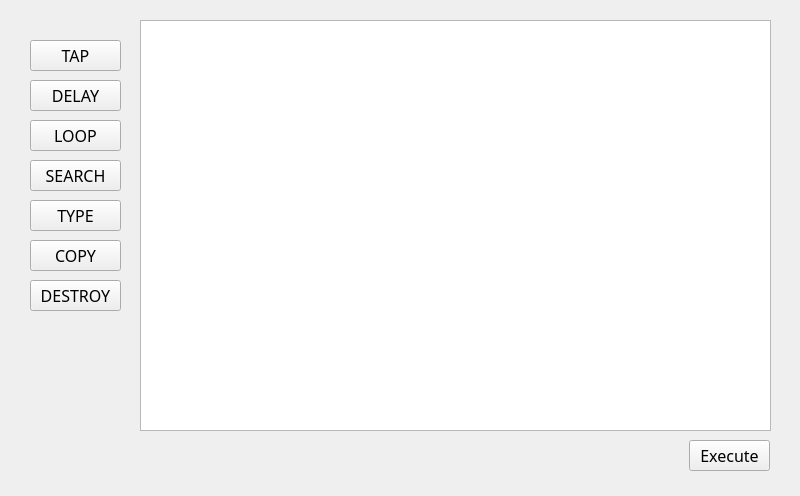
Old version of the form mainwindow.ui in the repository Kushalshakya/Macro.
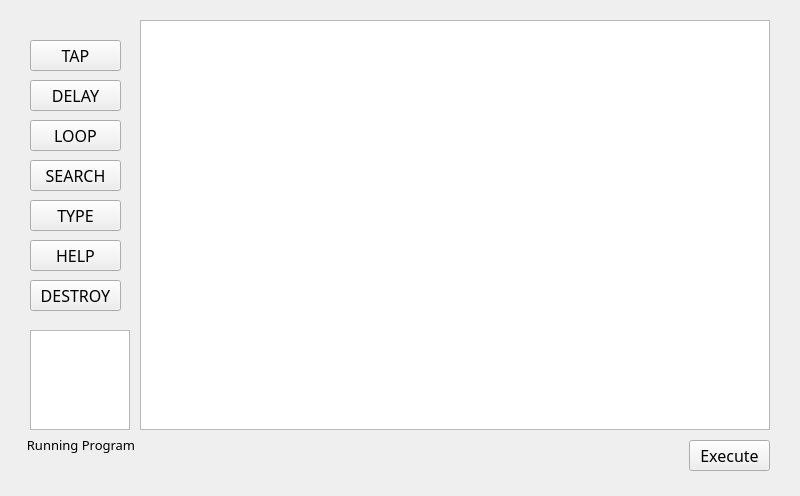
New version of the form.

```diff
--- a/mainwindow.ui
+++ b/mainwindow.ui
@@ -52,35 +52,6 @@
      <string>DELAY</string>
     </property>
    </widget>
-   <widget class="QTextEdit" name="commandInterpreter">
-    <property name="geometry">
-     <rect>
-      <x>140</x>
-      <y>20</y>
-      <width>631</width>
-      <height>411</height>
-     </rect>
-    </property>
-    <property name="font">
-     <font>
-      <family>Poppins</family>
-      <pointsize>18</pointsize>
-     </font>
-    </property>
-    <property name="styleSheet">
-     <string notr="true">color: red;</string>
-    </property>
-    <property name="html">
-     <string>&lt;!DOCTYPE HTML PUBLIC &quot;-//W3C//DTD HTML 4.0//EN&quot; &quot;http://www.w3.org/TR/REC-html40/strict.dtd&quot;&gt;
-&lt;html&gt;&lt;head&gt;&lt;meta name=&quot;qrichtext&quot; content=&quot;1&quot; /&gt;&lt;meta charset=&quot;utf-8&quot; /&gt;&lt;style type=&quot;text/css&quot;&gt;
-p, li { white-space: pre-wrap; }
-hr { height: 1px; border-width: 0; }
-li.unchecked::marker { content: &quot;\2610&quot;; }
-li.checked::marker { content: &quot;\2612&quot;; }
-&lt;/style&gt;&lt;/head&gt;&lt;body style=&quot; font-family:'Poppins'; font-size:18pt; font-weight:400; font-style:normal;&quot;&gt;
-&lt;p style=&quot;-qt-paragraph-type:empty; margin-top:0px; margin-bottom:0px; margin-left:0px; margin-right:0px; -qt-block-indent:0; text-indent:0px; font-family:'Segoe UI'; font-size:9pt;&quot;&gt;&lt;br /&gt;&lt;/p&gt;&lt;/body&gt;&lt;/html&gt;</string>
-    </property>
-   </widget>
    <widget class="QPushButton" name="executeBtn">
     <property name="geometry">
      <rect>
@@ -173,7 +144,7 @@
      </font>
     </property>
     <property name="text">
-     <string>COPY</string>
+     <string>HELP</string>
     </property>
    </widget>
    <widget class="QPushButton" name="destroyBtn">
@@ -195,6 +166,54 @@
      <string>DESTROY</string>
     </property>
    </widget>
+   <widget class="QTextEdit" name="commandInterpreter">
+    <property name="geometry">
+     <rect>
+      <x>140</x>
+      <y>20</y>
+      <width>630</width>
+      <height>410</height>
+     </rect>
+    </property>
+    <property name="font">
+     <font>
+      <family>Poppins</family>
+      <pointsize>16</pointsize>
+     </font>
+    </property>
+   </widget>
+   <widget class="QTextEdit" name="textEd">
+    <property name="geometry">
+     <rect>
+      <x>30</x>
+      <y>330</y>
+      <width>100</width>
+      <height>100</height>
+     </rect>
+    </property>
+   </widget>
+   <widget class="QLabel" name="programFlowChart">
+    <property name="geometry">
+     <rect>
+      <x>18</x>
+      <y>430</y>
+      <width>126</width>
+      <height>30</height>
+     </rect>
+    </property>
+    <property name="font">
+     <font>
+      <family>Poppins</family>
+      <pointsize>10</pointsize>
+     </font>
+    </property>
+    <property name="text">
+     <string>Running Program</string>
+    </property>
+    <property name="alignment">
+     <set>Qt::AlignmentFlag::AlignCenter</set>
+    </property>
+   </widget>
   </widget>
  </widget>
  <resources/>
```
Left out of the diff: 2 changed lines with no effect on the pictures.
